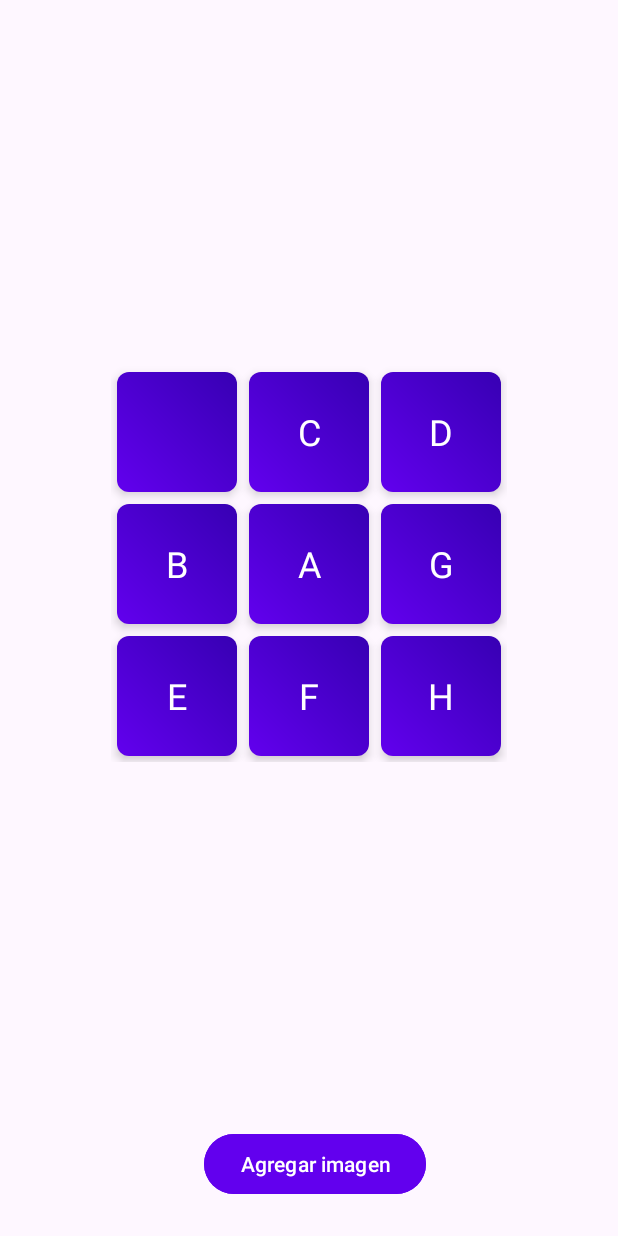
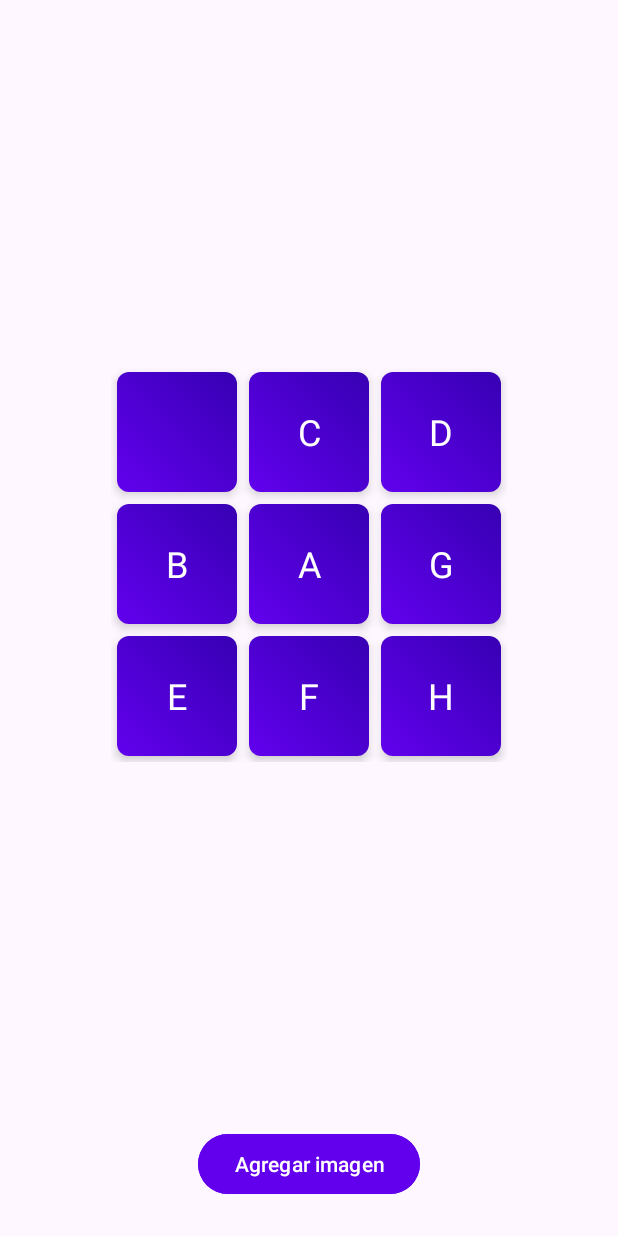
Before and after one commit to SkyWing3/puzzle, an Android app: the screen it shows after launch (MainActivity), on a phone screen of 412 x 824 dp. Run offline under Robolectric (Android 15) with nearby library versions, the phone set to English and light mode, and no system bars.

Commit message:
Refine button spacing and reference preview size

```diff
--- a/app/src/main/res/layout/activity_main.xml
+++ b/app/src/main/res/layout/activity_main.xml
@@ -9,9 +9,11 @@
 
     <ImageView
         android:id="@+id/referenceImage"
-        android:layout_width="120dp"
-        android:layout_height="120dp"
-        android:layout_marginTop="16dp"
+        android:layout_width="wrap_content"
+        android:layout_height="wrap_content"
+        android:maxWidth="80dp"
+        android:maxHeight="80dp"
+        android:layout_marginTop="8dp"
         android:adjustViewBounds="true"
         android:scaleType="centerCrop"
         android:visibility="gone"
@@ -85,6 +87,7 @@
         android:layout_width="wrap_content"
         android:layout_height="wrap_content"
         android:orientation="horizontal"
+        android:gravity="center"
         android:layout_marginBottom="24dp"
         app:layout_constraintBottom_toBottomOf="parent"
         app:layout_constraintStart_toStartOf="parent"
@@ -106,8 +109,7 @@
             android:layout_height="wrap_content"
             android:text="@string/select_image"
             android:textColor="@android:color/white"
-            android:backgroundTint="@color/addButton"
-            android:layout_marginStart="8dp" />
+            android:backgroundTint="@color/addButton" />
     </LinearLayout>
 
 </androidx.constraintlayout.widget.ConstraintLayout>
```
Also changed, not shown: app/src/main/java/com/app/puzzle/MainActivity.java (+19 -11 lines).
